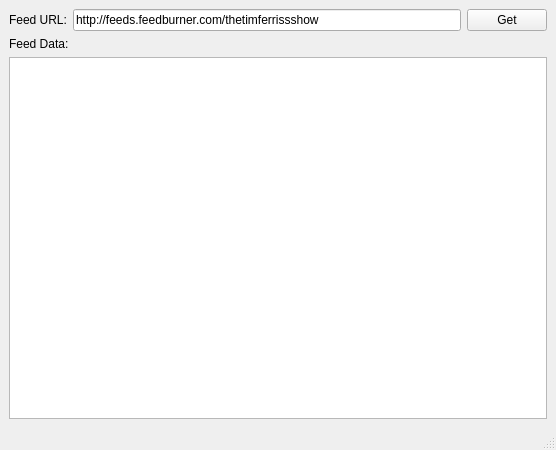
Before: the Qt Designer form Source/GUI/PodnekoMainWindow.ui in Maikeroppi/podneko, drawn with Qt 5.
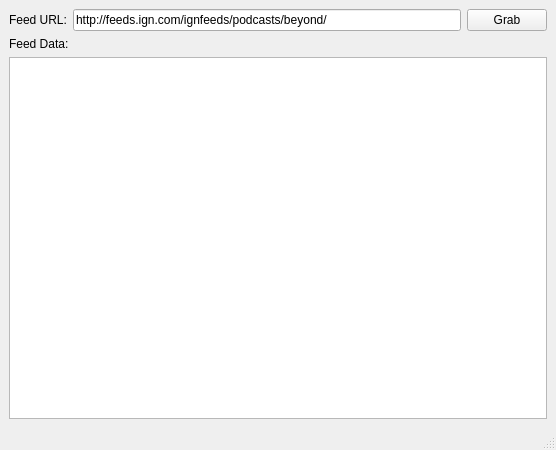
After: the same form once the commit is applied.

Commit message: Initial RSS Parsing and Feed Model hooked up to Tree

What changed in the file:
```diff
--- a/Source/GUI/PodnekoMainWindow.ui
+++ b/Source/GUI/PodnekoMainWindow.ui
@@ -27,14 +27,14 @@
       <item>
        <widget class="QLineEdit" name="feedUrl">
         <property name="text">
-         <string>http://feeds.feedburner.com/thetimferrissshow </string>
+         <string>http://feeds.ign.com/ignfeeds/podcasts/beyond/ </string>
         </property>
        </widget>
       </item>
       <item>
        <widget class="QPushButton" name="pushButton">
         <property name="text">
-         <string>Get</string>
+         <string>Grab</string>
         </property>
        </widget>
       </item>
```
Left out of the diff: 8 changed lines with no effect on the pictures. The commit also changes 6 other files.
